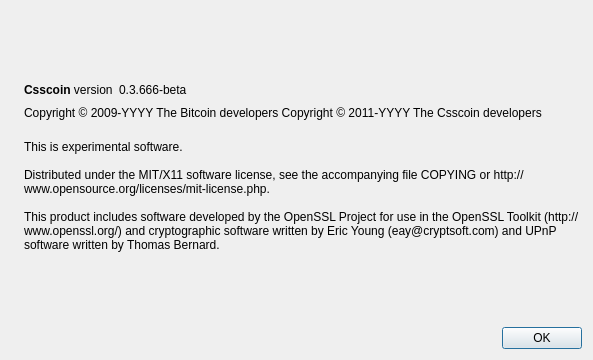
Qt form src/qt/forms/aboutdialog.ui (jwaciewski/csscoin) before a commit.
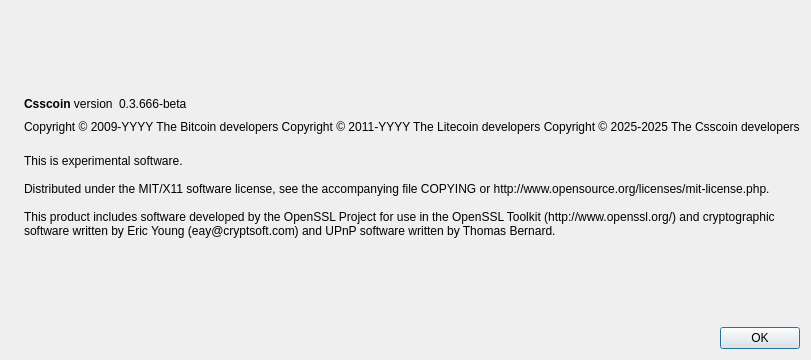
The same form after that commit. Icons and pictures are not drawn.

Commit message: Update copyright notices

```diff
--- a/src/qt/forms/aboutdialog.ui
+++ b/src/qt/forms/aboutdialog.ui
@@ -92,7 +92,8 @@
        </property>
        <property name="text">
         <string notr="true">Copyright &amp;copy; 2009-YYYY The Bitcoin developers
-Copyright &amp;copy; 2011-YYYY The Csscoin developers</string>
+Copyright &amp;copy; 2011-YYYY The Litecoin developers
+Copyright &amp;copy; 2025-2025 The Csscoin developers</string>
        </property>
        <property name="textFormat">
         <enum>Qt::RichText</enum>
```
The commit also changes 3 other files.
